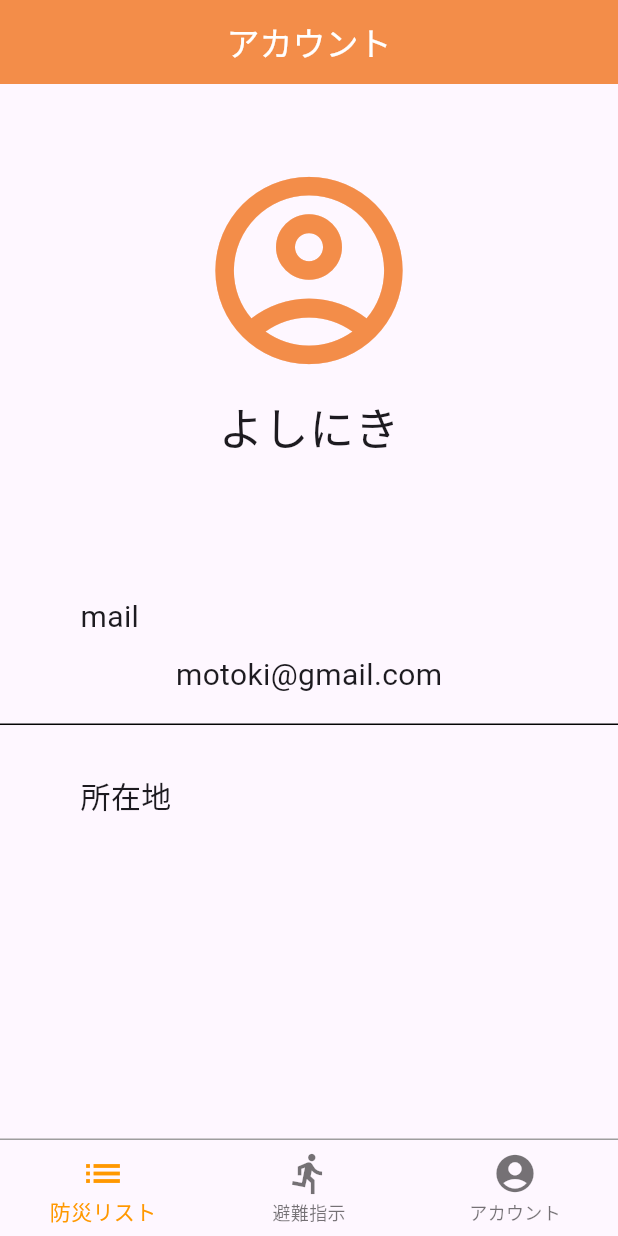
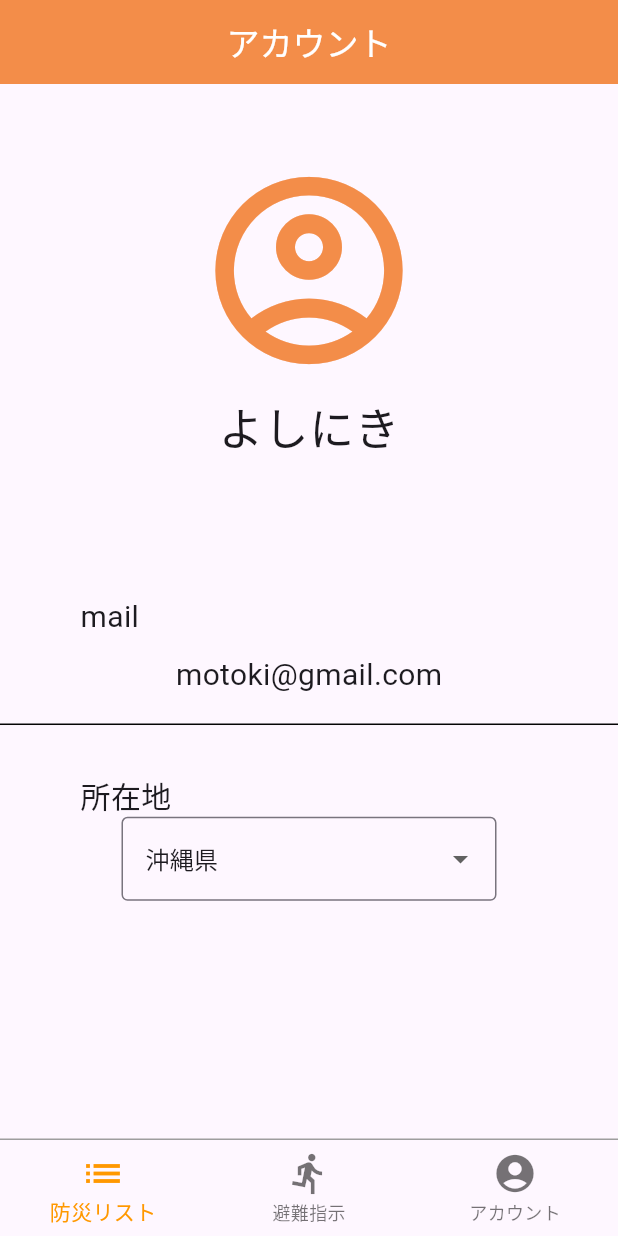
Before and after one commit to raisu3141/home_escape, a Flutter app: the screen it shows after launch, on a phone screen of 412 x 824 dp. Run offline on Flutter 3.47's test engine with Material 3 defaults, Android fonts, the phone set to English and light mode, and no system bars; our stand-ins replace flutter_hooks, flutter_riverpod; Roboto replaces fonts that are missing (dotGothic16).

Commit message:
プルダウン選択できるようになったよー

```diff
--- a/lib/pages/account_pag.dart
+++ b/lib/pages/account_pag.dart
@@ -9,6 +9,14 @@ class AccountPage extends StatefulWidget {
 }
 
 class _AccountPageState extends State<AccountPage> {
+  String isSelectedValue = '沖縄県';
+  List<String> choices = <String>[
+    '沖縄県',
+    '三重県',
+    '愛知県',
+    '北海道',
+  ];
+
   @override
   Widget build(BuildContext context) {
     return MaterialApp(
@@ -91,8 +99,36 @@ class _AccountPageState extends State<AccountPage> {
               )
             ),
           ],
-        )
+        ),
+        pullDown(),
       ],
     );
   }
+
+  Widget pullDown(){
+    return IntrinsicWidth(
+      child: ConstrainedBox(
+        constraints: const BoxConstraints(
+          minWidth: 250,
+        ),
+        child: DropdownButtonFormField(
+          decoration: const InputDecoration(
+            border: OutlineInputBorder(),
+          ),
+          items: choices.map<DropdownMenuItem<String>>((String value) {
+            return DropdownMenuItem<String>(
+              value: value,
+              child: Text(value),
+            );
+          }).toList(),
+          value: isSelectedValue,
+          onChanged: (String? value) {
+            setState(() {
+              isSelectedValue = value!;
+            });
+          },
+        ),
+      ),
+    );
+  }
 }
```
